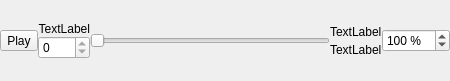
Qt form src/ra/widgets/logmanager.ui (robotics-erlangen/framework) before a commit.
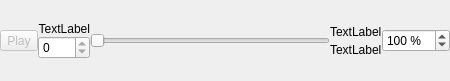
The same form after that commit.

Commit message:
Logplayer:fix logplayer crashing when no file ist selected
and the spacebar is pressed

What changed in the file:
```diff
--- a/src/ra/widgets/logmanager.ui
+++ b/src/ra/widgets/logmanager.ui
@@ -48,6 +48,9 @@
      </property>
      <item>
       <widget class="QToolButton" name="btnPlay">
+       <property name="enabled">
+        <bool>false</bool>
+       </property>
        <property name="text">
         <string>Play</string>
        </property>
```
The commit also changes 1 other file.
